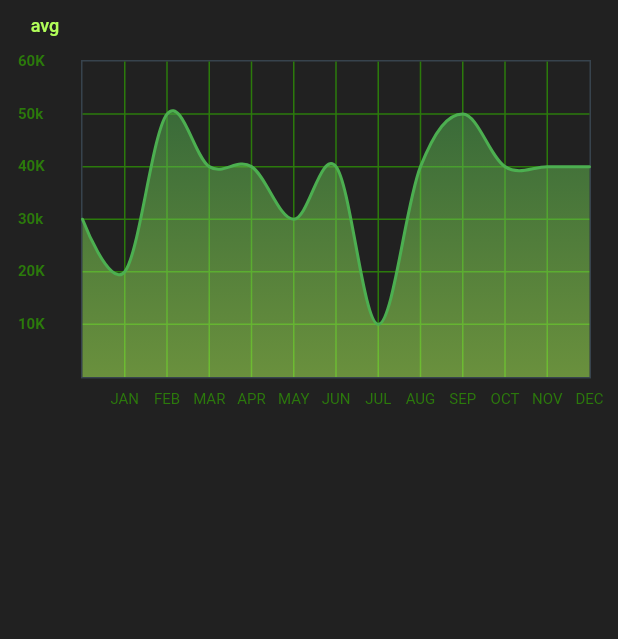
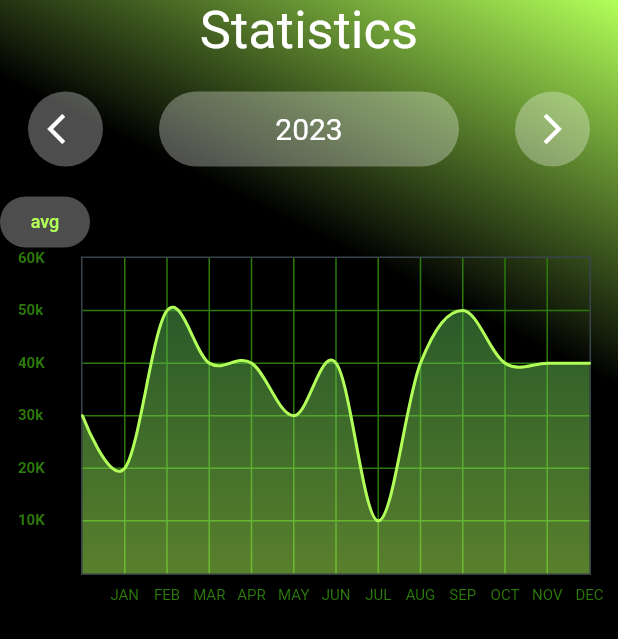
Before and after one commit to gaddie/chama_app, a Flutter app: the LineChartSample2 screen opened directly, on a phone screen of 412 x 824 dp. Shown: the top 639 px of the screen. Run offline on Flutter 3.47's test engine with Material 2 defaults, Android fonts, the light colour scheme and no system bars; drawn by our look-alikes of fl_chart.

Commit message:
addition of graph

```diff
--- a/lib/constants.dart
+++ b/lib/constants.dart
@@ -10,3 +10,16 @@ const kBackgroundColor = BoxDecoration(
 const kTextColor = Color(0xff00337C);
 
 const kDarkGreen = Color(0xff2B7A0B);
+
+const kBackgroundColorTwo = BoxDecoration(
+  gradient: LinearGradient(
+      begin: Alignment.topRight,
+      end: Alignment.bottomLeft,
+      colors: [
+        Colors.lightGreenAccent,
+        Colors.black,
+        Colors.black,
+        Colors.black,
+        Colors.black
+      ]),
+);
--- a/lib/stats_screen.dart
+++ b/lib/stats_screen.dart
@@ -1,6 +1,9 @@
 import 'package:fl_chart/fl_chart.dart';
 import 'package:flutter/material.dart';
 import 'constants.dart';
+
+DateTime now = new DateTime.now();
+var year = now.year;
 
 class LineChartSample2 extends StatefulWidget {
   @override
@@ -15,8 +18,65 @@ class _LineChartSample2State extends State<LineChartSample2> {
     return Scaffold(
       body: Container(
         height: double.infinity,
-        decoration: BoxDecoration(color: Colors.black87),
+        decoration: kBackgroundColorTwo,
         child: ListView(children: [
+          Center(
+              child: Text(
+            'Statistics',
+            style: TextStyle(
+              color: Colors.white,
+              fontSize: 35,
+            ),
+          )),
+          SizedBox(
+            height: 20,
+          ),
+          Row(
+            mainAxisAlignment: MainAxisAlignment.spaceAround,
+            children: [
+              GestureDetector(
+                onTap: () {
+                  setState(() {
+                    year--;
+                  });
+                },
+                child: StatsButtonStyle(
+                  Height: 50,
+                  Width: 50,
+                  child: Icon(
+                    Icons.arrow_back_ios,
+                    color: Colors.white,
+                  ),
+                ),
+              ),
+              StatsButtonStyle(
+                Height: 50,
+                Width: 200,
+                child: Text(
+                  '$year',
+                  style: TextStyle(color: Colors.white, fontSize: 20),
+                ),
+              ),
+              GestureDetector(
+                onTap: () {
+                  setState(() {
+                    year++;
+                  });
+                },
+                child: StatsButtonStyle(
+                  Height: 50,
+                  Width: 50,
+                  child: Icon(
+                    Icons.arrow_forward_ios,
+                    color: Colors.white,
+                  ),
+                ),
+              ),
+            ],
+          ),
+          SizedBox(
+            height: 20,
+          ),
           Stack(
             children: <Widget>[
               AspectRatio(
@@ -33,7 +93,11 @@ class _LineChartSample2State extends State<LineChartSample2> {
                   ),
                 ),
               ),
-              SizedBox(
+              Container(
+                decoration: BoxDecoration(
+                  color: Colors.white70.withOpacity(0.3),
+                  borderRadius: BorderRadius.all(Radius.circular(30)),
+                ),
                 width: 60,
                 height: 34,
                 child: TextButton(
@@ -193,7 +257,7 @@ class _LineChartSample2State extends State<LineChartSample2> {
       maxY: 6,
       lineBarsData: [
         LineChartBarData(
-          spots: const [
+          spots: [
             FlSpot(0, 3),
             FlSpot(1, 2),
             FlSpot(2, 5),
@@ -209,7 +273,7 @@ class _LineChartSample2State extends State<LineChartSample2> {
             FlSpot(12, 4),
           ],
           isCurved: true,
-          color: Colors.green,
+          color: Colors.lightGreenAccent,
           barWidth: 2,
           isStrokeCapRound: true,
           dotData: FlDotData(
@@ -302,7 +366,7 @@ class _LineChartSample2State extends State<LineChartSample2> {
             FlSpot(12, 3.44),
           ],
           isCurved: true,
-          color: Colors.green,
+          color: Colors.lightGreenAccent,
           barWidth: 3,
           isStrokeCapRound: true,
           dotData: FlDotData(
@@ -323,3 +387,26 @@ class _LineChartSample2State extends State<LineChartSample2> {
     );
   }
 }
+
+class StatsButtonStyle extends StatelessWidget {
+  double Height;
+  double Width;
+  var child;
+
+  StatsButtonStyle({this.child, required this.Height, required this.Width});
+
+  @override
+  Widget build(BuildContext context) {
+    return Container(
+      decoration: BoxDecoration(
+        color: Colors.white70.withOpacity(0.3),
+        borderRadius: BorderRadius.all(Radius.circular(30)),
+      ),
+      height: Height,
+      width: Width,
+      child: Center(
+        child: child,
+      ),
+    );
+  }
+}
```
